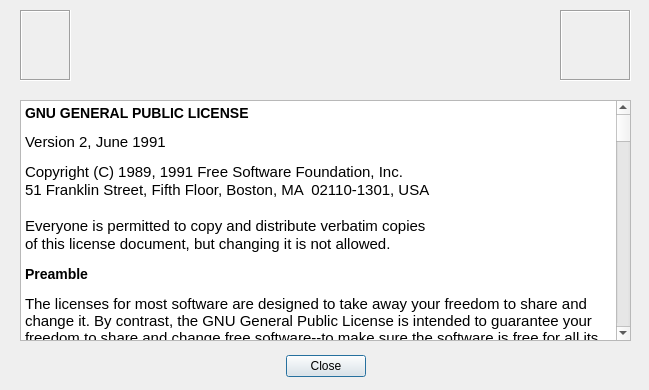
First picture: the form in aboutdialog.ui, repository koalakoker/ogappm, before the edit.
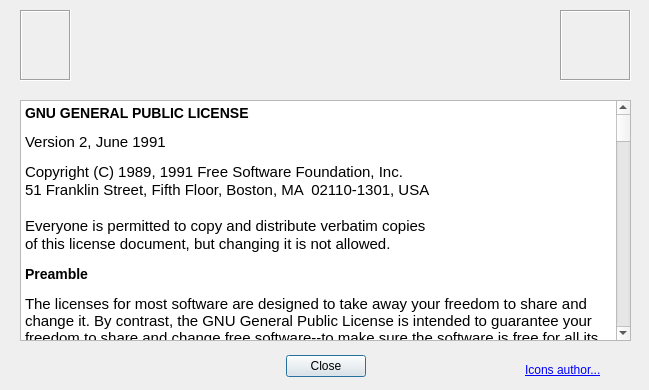
Second picture: the form after the edit. Icons and pictures are not drawn.

Commit message: Icons sub directory created

Patch:
```diff
--- a/aboutdialog.ui
+++ b/aboutdialog.ui
@@ -179,6 +179,19 @@
     <bool>true</bool>
    </property>
   </widget>
+  <widget class="QLabel" name="label_4">
+   <property name="geometry">
+    <rect>
+     <x>525</x>
+     <y>360</y>
+     <width>101</width>
+     <height>20</height>
+    </rect>
+   </property>
+   <property name="text">
+    <string>&lt;html&gt;&lt;head/&gt;&lt;body&gt;&lt;p&gt;&lt;a href=&quot;http://sa-ki.deviantart.com&quot;&gt;&lt;span style=&quot; text-decoration: underline; color:#0000ff;&quot;&gt;Icons author...&lt;/span&gt;&lt;/a&gt;&lt;/p&gt;&lt;/body&gt;&lt;/html&gt;</string>
+   </property>
+  </widget>
  </widget>
  <resources>
   <include location="AboutDialog.qrc"/>
```
Left out of the diff: 8 changed lines with no effect on the pictures. The commit also changes 29 other files.
